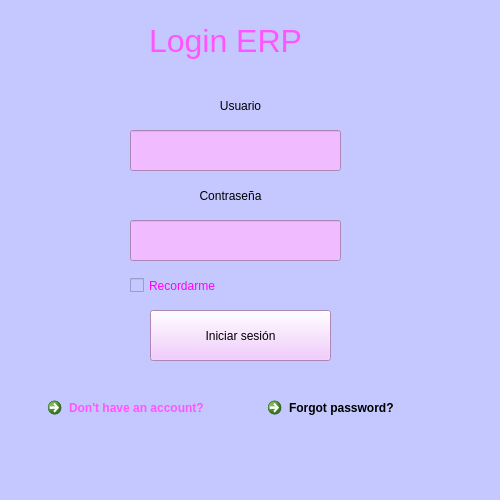
Above: LoginSantiago.ui from Luzu21/interfazSantiago before the change. Below: the same form after it.
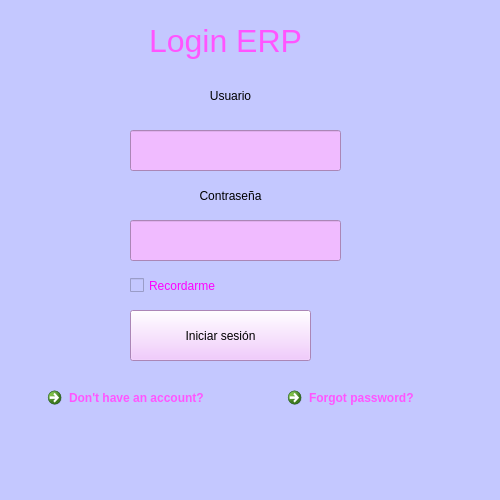
That is the form after the change.

```diff
--- a/LoginSantiago.ui
+++ b/LoginSantiago.ui
@@ -149,8 +149,8 @@
    <widget class="QLabel" name="Username">
     <property name="geometry">
      <rect>
-      <x>170</x>
-      <y>90</y>
+      <x>160</x>
+      <y>80</y>
       <width>141</width>
       <height>31</height>
      </rect>
@@ -211,8 +211,8 @@
     <property name="geometry">
      <rect>
       <x>40</x>
-      <y>390</y>
-      <width>201</width>
+      <y>380</y>
+      <width>211</width>
       <height>41</height>
      </rect>
     </property>
@@ -230,14 +230,15 @@
     </property>
     <property name="geometry">
      <rect>
-      <x>260</x>
-      <y>390</y>
-      <width>191</width>
+      <x>280</x>
+      <y>380</y>
+      <width>171</width>
       <height>41</height>
      </rect>
     </property>
     <property name="styleSheet">
-     <string notr="true">font: 12pt &quot;Segoe UI&quot;;</string>
+     <string notr="true">font: 12pt &quot;Segoe UI&quot;;
+color: rgb(255, 85, 255);</string>
     </property>
     <property name="text">
      <string>Forgot password?</string>
@@ -291,7 +292,7 @@
    <widget class="QPushButton" name="pushButton">
     <property name="geometry">
      <rect>
-      <x>150</x>
+      <x>130</x>
       <y>310</y>
       <width>181</width>
       <height>51</height>
```
